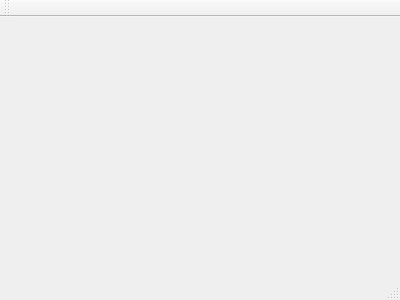
Old version of the form mainwindow.ui in the repository BG2CRW/battery_test_shell.
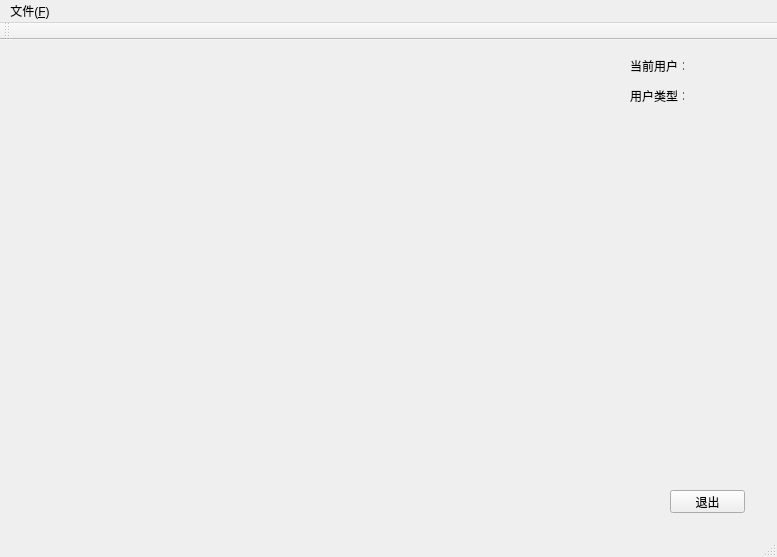
New version of the form.

Diff of the .ui file:
```diff
--- a/mainwindow.ui
+++ b/mainwindow.ui
@@ -1,24 +1,111 @@
 <ui version="4.0">
  <class>MainWindow</class>
- <widget class="QMainWindow" name="MainWindow" >
-  <property name="geometry" >
+ <widget class="QMainWindow" name="MainWindow">
+  <property name="geometry">
    <rect>
     <x>0</x>
     <y>0</y>
-    <width>400</width>
-    <height>300</height>
+    <width>777</width>
+    <height>557</height>
    </rect>
   </property>
   <property name="windowTitle" >
    <string>MainWindow</string>
   </property>
-  <widget class="QMenuBar" name="menuBar" />
-  <widget class="QToolBar" name="mainToolBar" />
-  <widget class="QWidget" name="centralWidget" />
-  <widget class="QStatusBar" name="statusBar" />
+  <widget class="QWidget" name="centralWidget">
+   <widget class="QLabel" name="label_2">
+    <property name="geometry">
+     <rect>
+      <x>630</x>
+      <y>50</y>
+      <width>54</width>
+      <height>12</height>
+     </rect>
+    </property>
+    <property name="text">
+     <string>用户类型：</string>
+    </property>
+   </widget>
+   <widget class="QLabel" name="label">
+    <property name="geometry">
+     <rect>
+      <x>630</x>
+      <y>20</y>
+      <width>54</width>
+      <height>12</height>
+     </rect>
+    </property>
+    <property name="text">
+     <string>当前用户：</string>
+    </property>
+   </widget>
+   <widget class="QLabel" name="label_3">
+    <property name="geometry">
+     <rect>
+      <x>690</x>
+      <y>20</y>
+      <width>54</width>
+      <height>12</height>
+     </rect>
+    </property>
+    <property name="text">
+     <string/>
+    </property>
+   </widget>
+   <widget class="QLabel" name="label_4">
+    <property name="geometry">
+     <rect>
+      <x>690</x>
+      <y>50</y>
+      <width>54</width>
+      <height>12</height>
+     </rect>
+    </property>
+    <property name="text">
+     <string/>
+    </property>
+   </widget>
+   <widget class="QPushButton" name="pushButton">
+    <property name="geometry">
+     <rect>
+      <x>670</x>
+      <y>450</y>
+      <width>75</width>
+      <height>23</height>
+     </rect>
+    </property>
+    <property name="text">
+     <string>退出</string>
+    </property>
+   </widget>
+  </widget>
+  <widget class="QMenuBar" name="menuBar">
+   <property name="geometry">
+    <rect>
+     <x>0</x>
+     <y>0</y>
+     <width>777</width>
+     <height>23</height>
+    </rect>
+   </property>
+   <widget class="QMenu" name="menu_F">
+    <property name="title">
+     <string>文件(&amp;F)</string>
+    </property>
+   </widget>
+   <addaction name="menu_F"/>
+  </widget>
+  <widget class="QToolBar" name="mainToolBar">
+   <attribute name="toolBarArea">
+    <enum>TopToolBarArea</enum>
+   </attribute>
+   <attribute name="toolBarBreak">
+    <bool>false</bool>
+   </attribute>
+  </widget>
+  <widget class="QStatusBar" name="statusBar"/>
  </widget>
- <layoutDefault spacing="6" margin="11" />
- <pixmapfunction></pixmapfunction>
+ <layoutdefault spacing="6" margin="11"/>
  <resources/>
  <connections/>
 </ui>
```
Left out of the diff: 3 changed lines with no effect on the pictures.
